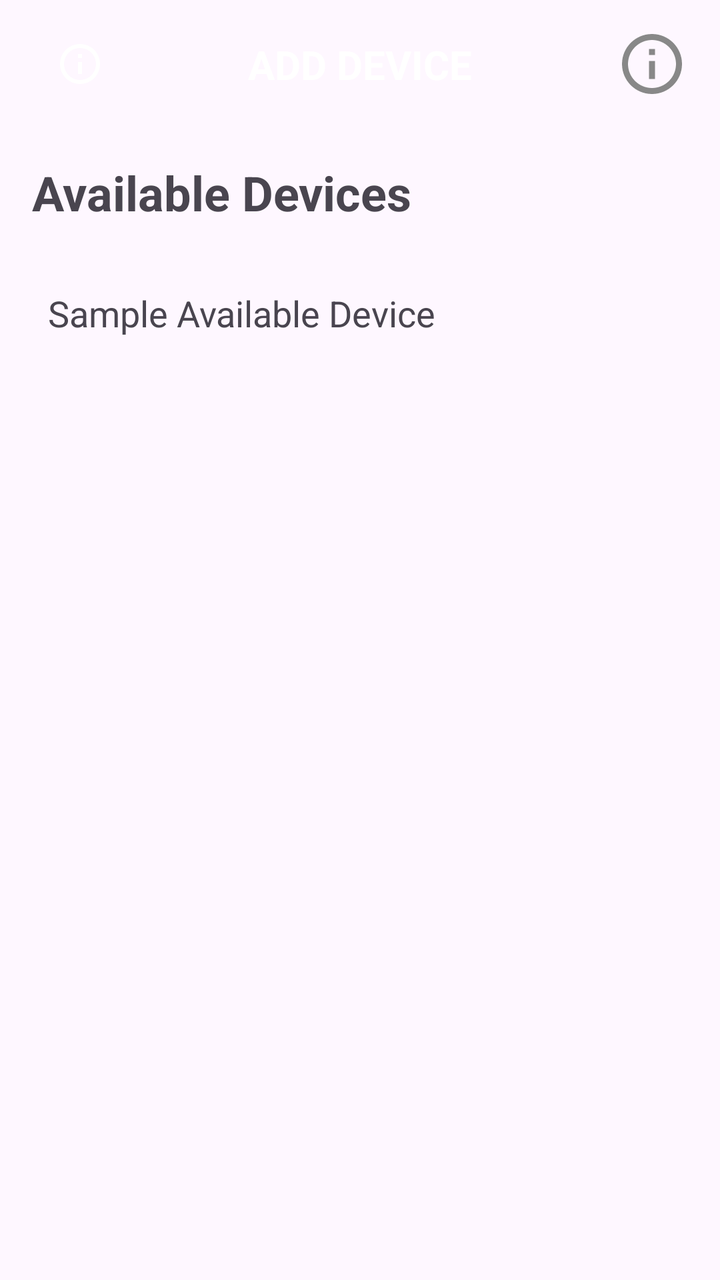
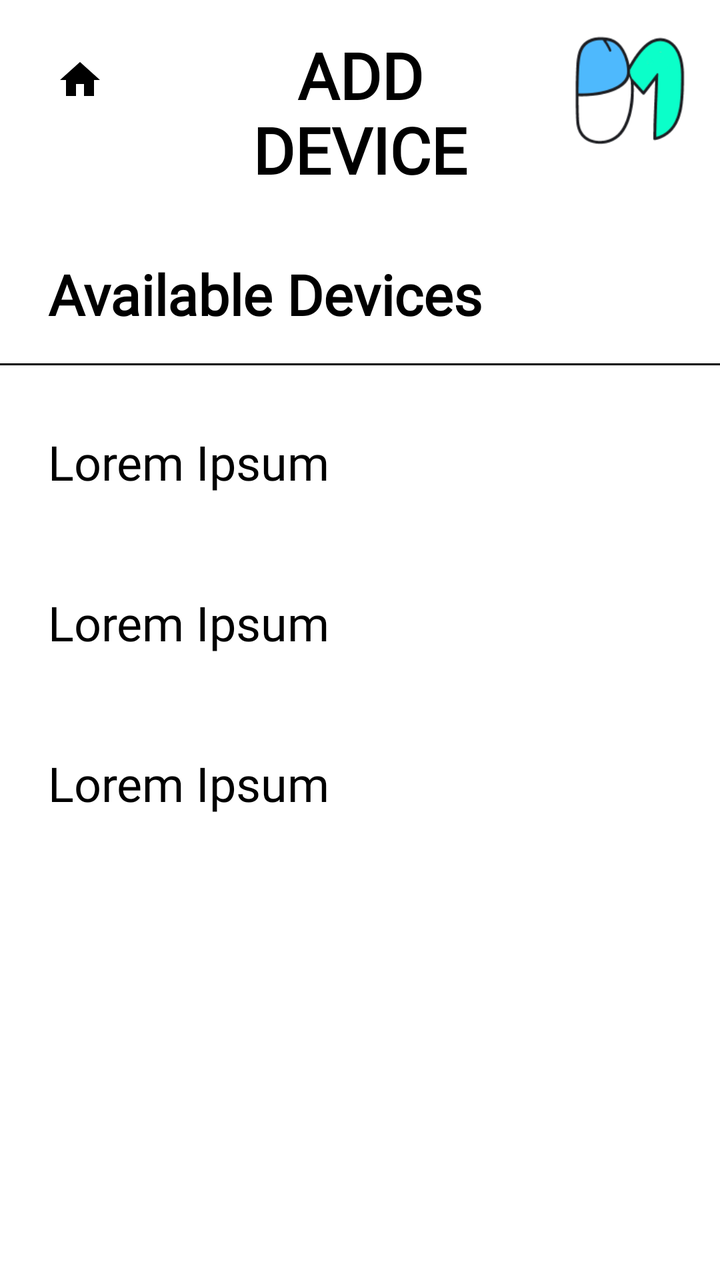

Two renders of the same Android screen: before a commit and after it. Below are the layout's source before the change and the commit's diff.
<!-- AndroidManifest.xml: application theme Theme.Phomouse -->
<!-- res/layout/screen_add.xml -->
<?xml version="1.0" encoding="utf-8"?>
<androidx.constraintlayout.widget.ConstraintLayout xmlns:android="http://schemas.android.com/apk/res/android"
    xmlns:app="http://schemas.android.com/apk/res-auto"
    android:id="@+id/screen_add"
    android:layout_width="match_parent"
    android:layout_height="match_parent">

    <com.google.android.material.appbar.AppBarLayout
        android:id="@+id/appbar_add"
        android:layout_width="match_parent"
        android:layout_height="wrap_content"
        app:layout_constraintTop_toTopOf="parent">

        <androidx.appcompat.widget.Toolbar
            android:layout_width="match_parent"
            android:layout_height="?attr/actionBarSize"
            app:contentInsetStart="0dp"
            app:contentInsetEnd="0dp">

            <androidx.constraintlayout.widget.ConstraintLayout
                android:layout_width="match_parent"
                android:layout_height="match_parent"
                android:paddingHorizontal="16dp">

                <ImageButton
                    android:id="@+id/btn_home_add"
                    android:layout_width="48dp"
                    android:layout_height="48dp"
                    android:src="@drawable/ic_placeholder"
                    android:background="?attr/selectableItemBackgroundBorderless"
                    app:tint="?attr/colorOnPrimary"
                    app:layout_constraintStart_toStartOf="parent"
                    app:layout_constraintTop_toTopOf="parent"
                    app:layout_constraintBottom_toBottomOf="parent"/>

                <TextView
                    android:layout_width="wrap_content"
                    android:layout_height="wrap_content"
                    android:text="ADD DEVICE"
                    android:textSize="20sp"
                    android:textStyle="bold"
                    android:textColor="?attr/colorOnPrimary"
                    app:layout_constraintStart_toStartOf="parent"
                    app:layout_constraintEnd_toEndOf="parent"
                    app:layout_constraintTop_toTopOf="parent"
                    app:layout_constraintBottom_toBottomOf="parent"/>

                <ImageView
                    android:id="@+id/logo_add"
                    android:layout_width="36dp"
                    android:layout_height="36dp"
                    android:src="@drawable/ic_placeholder"
                    app:layout_constraintEnd_toEndOf="parent"
                    app:layout_constraintTop_toTopOf="parent"
                    app:layout_constraintBottom_toBottomOf="parent"/>

            </androidx.constraintlayout.widget.ConstraintLayout>
        </androidx.appcompat.widget.Toolbar>
    </com.google.android.material.appbar.AppBarLayout>

    <ScrollView
        android:layout_width="match_parent"
        android:layout_height="0dp"
        app:layout_constraintTop_toBottomOf="@id/appbar_add"
        app:layout_constraintBottom_toBottomOf="parent">

        <LinearLayout
            android:layout_width="match_parent"
            android:layout_height="wrap_content"
            android:orientation="vertical">

            <TextView
                android:layout_width="match_parent"
                android:layout_height="wrap_content"
                android:text="Available Devices"
                android:textSize="24sp"
                android:textStyle="bold"
                android:padding="16dp"/>

            
            <TextView
                android:id="@+id/available_device_sample"
                android:layout_width="match_parent"
                android:layout_height="wrap_content"
                android:text="Sample Available Device"
                android:textSize="18sp"
                android:paddingHorizontal="24dp"
                android:paddingVertical="16dp"
                android:background="?attr/selectableItemBackground"/>

        </LinearLayout>
    </ScrollView>

</androidx.constraintlayout.widget.ConstraintLayout>
<!-- resources referenced by this layout -->
<resources>
  <!-- drawable ic_placeholder (drawable) -->
  <vector xmlns:android="http://schemas.android.com/apk/res/android"
      android:width="24dp"
      android:height="24dp"
      android:viewportWidth="24"
      android:viewportHeight="24">
      <path
          android:fillColor="#888888"
          android:pathData="M12,2C6.47,2 2,6.47 2,12s4.47,10 10,10 10,-4.47 10,-10S17.53,2 12,2zM12,20c-4.41,0 -8,-3.59 -8,-8s3.59,-8 8,-8 8,3.59 8,8 -3.59,8 -8,8zM11,7h2v2h-2zM11,11h2v6h-2z"/>
  </vector>
  <style name="Theme.Phomouse" parent="Base.Theme.Phomouse" />
  <style name="Base.Theme.Phomouse" parent="Theme.Material3.DayNight.NoActionBar">
   <item name="colorPrimary">@color/primary</item>
          
      </style>
  <color name="primary">#4EB9FD</color>
</resources>

<!-- the commit's change to res/layout/screen_add.xml (unified diff, before → after) -->
@@ -3,89 +3,112 @@
     xmlns:app="http://schemas.android.com/apk/res-auto"
     android:id="@+id/screen_add"
     android:layout_width="match_parent"
-    android:layout_height="match_parent">
+    android:layout_height="match_parent"
+    android:background="@color/white">
 
-    <com.google.android.material.appbar.AppBarLayout
-        android:id="@+id/appbar_add"
+    <androidx.constraintlayout.widget.ConstraintLayout
+        android:id="@+id/header_add"
         android:layout_width="match_parent"
         android:layout_height="wrap_content"
+        android:padding="16dp"
         app:layout_constraintTop_toTopOf="parent">
 
-        <androidx.appcompat.widget.Toolbar
-            android:layout_width="match_parent"
-            android:layout_height="?attr/actionBarSize"
-            app:contentInsetStart="0dp"
-            app:contentInsetEnd="0dp">
+        <ImageButton
+            android:id="@+id/btn_home_add"
+            android:layout_width="48dp"
+            android:layout_height="48dp"
+            android:src="@drawable/ic_home"
+            android:background="?attr/selectableItemBackgroundBorderless"
+            app:layout_constraintStart_toStartOf="parent"
+            app:layout_constraintTop_toTopOf="parent" />
 
-            <androidx.constraintlayout.widget.ConstraintLayout
-                android:layout_width="match_parent"
-                android:layout_height="match_parent"
-                android:paddingHorizontal="16dp">
+        <TextView
+            android:layout_width="wrap_content"
+            android:layout_height="wrap_content"
+            android:text="ADD\nDEVICE"
+            android:textSize="32sp"
+            android:textStyle="bold"
+            android:textColor="@color/black"
+            android:gravity="center"
+            android:fontFamily="@font/atkinson"
+            app:layout_constraintStart_toStartOf="parent"
+            app:layout_constraintEnd_toEndOf="parent"
+            app:layout_constraintTop_toTopOf="parent" />
 
-                <ImageButton
-                    android:id="@+id/btn_home_add"
-                    android:layout_width="48dp"
-                    android:layout_height="48dp"
-                    android:src="@drawable/ic_placeholder"
-                    android:background="?attr/selectableItemBackgroundBorderless"
-                    app:tint="?attr/colorOnPrimary"
-                    app:layout_constraintStart_toStartOf="parent"
-                    app:layout_constraintTop_toTopOf="parent"
-                    app:layout_constraintBottom_toBottomOf="parent"/>
+        <ImageView
+            android:id="@+id/logo_add"
+            android:layout_width="60dp"
+            android:layout_height="60dp"
+            android:src="@drawable/ic_logo"
+            app:layout_constraintEnd_toEndOf="parent"
+            app:layout_constraintTop_toTopOf="parent" />
 
-                <TextView
-                    android:layout_width="wrap_content"
-                    android:layout_height="wrap_content"
-                    android:text="ADD DEVICE"
-                    android:textSize="20sp"
-                    android:textStyle="bold"
-                    android:textColor="?attr/colorOnPrimary"
-                    app:layout_constraintStart_toStartOf="parent"
-                    app:layout_constraintEnd_toEndOf="parent"
-                    app:layout_constraintTop_toTopOf="parent"
-                    app:layout_constraintBottom_toBottomOf="parent"/>
+    </androidx.constraintlayout.widget.ConstraintLayout>
 
-                <ImageView
-                    android:id="@+id/logo_add"
-                    android:layout_width="36dp"
-                    android:layout_height="36dp"
-                    android:src="@drawable/ic_placeholder"
-                    app:layout_constraintEnd_toEndOf="parent"
-                    app:layout_constraintTop_toTopOf="parent"
-                    app:layout_constraintBottom_toBottomOf="parent"/>
+    <TextView
+        android:id="@+id/title_available"
+        android:layout_width="match_parent"
+        android:layout_height="wrap_content"
+        android:text="Available Devices"
+        android:textSize="28sp"
+        android:textStyle="bold"
+        android:textColor="@color/black"
+        android:paddingHorizontal="24dp"
+        android:paddingVertical="16dp"
+        android:fontFamily="@font/atkinson"
+        app:layout_constraintTop_toBottomOf="@id/header_add" />
 
-            </androidx.constraintlayout.widget.ConstraintLayout>
-        </androidx.appcompat.widget.Toolbar>
-    </com.google.android.material.appbar.AppBarLayout>
+    <View
+        android:id="@+id/divider_add"
+        android:layout_width="match_parent"
+        android:layout_height="1dp"
+        android:background="@color/black"
+        app:layout_constraintTop_toBottomOf="@id/title_available" />
 
     <ScrollView
         android:layout_width="match_parent"
         android:layout_height="0dp"
-        app:layout_constraintTop_toBottomOf="@id/appbar_add"
+        app:layout_constraintTop_toBottomOf="@id/divider_add"
         app:layout_constraintBottom_toBottomOf="parent">
 
         <LinearLayout
             android:layout_width="match_parent"
             android:layout_height="wrap_content"
-            android:orientation="vertical">
+            android:orientation="vertical"
+            android:paddingVertical="8dp">
+
+            
+            <TextView
+                android:layout_width="match_parent"
+                android:layout_height="wrap_content"
+                android:text="Lorem Ipsum"
+                android:textSize="24sp"
+                android:textColor="@color/black"
+                android:paddingHorizontal="24dp"
+                android:paddingVertical="24dp"
+                android:fontFamily="@font/atkinson"
+                android:background="?attr/selectableItemBackground"/>
 
             <TextView
                 android:layout_width="match_parent"
                 android:layout_height="wrap_content"
-                android:text="Available Devices"
+                android:text="Lorem Ipsum"
                 android:textSize="24sp"
-                android:textStyle="bold"
-                android:padding="16dp"/>
+                android:textColor="@color/black"
+                android:paddingHorizontal="24dp"
+                android:paddingVertical="24dp"
+                android:fontFamily="@font/atkinson"
+                android:background="?attr/selectableItemBackground"/>
 
-            
             <TextView
-                android:id="@+id/available_device_sample"
                 android:layout_width="match_parent"
                 android:layout_height="wrap_content"
-                android:text="Sample Available Device"
-                android:textSize="18sp"
+                android:text="Lorem Ipsum"
+                android:textSize="24sp"
+                android:textColor="@color/black"
                 android:paddingHorizontal="24dp"
-                android:paddingVertical="16dp"
+                android:paddingVertical="24dp"
+                android:fontFamily="@font/atkinson"
                 android:background="?attr/selectableItemBackground"/>
 
         </LinearLayout>
<!-- resource entries referenced after the edit -->
@@ -1,20 +1,25 @@
 <!-- resources referenced by this layout -->
 <resources>
-  <!-- drawable ic_placeholder (drawable) -->
+  <color name="black">#FF000000</color>
+  <color name="white">#FFFFFFFF</color>
+  <!-- drawable ic_home (drawable) -->
   <vector xmlns:android="http://schemas.android.com/apk/res/android"
       android:width="24dp"
       android:height="24dp"
       android:viewportWidth="24"
       android:viewportHeight="24">
       <path
-          android:fillColor="#888888"
-          android:pathData="M12,2C6.47,2 2,6.47 2,12s4.47,10 10,10 10,-4.47 10,-10S17.53,2 12,2zM12,20c-4.41,0 -8,-3.59 -8,-8s3.59,-8 8,-8 8,3.59 8,8 -3.59,8 -8,8zM11,7h2v2h-2zM11,11h2v6h-2z"/>
+          android:fillColor="#000000"
+          android:pathData="M10,20V14H14V20H19V12H22L12,3L2,12H5V20H10Z"/>
   </vector>
+  <!-- drawable ic_logo: png bitmap (drawable, 10094 bytes) -->
   <style name="Theme.Phomouse" parent="Base.Theme.Phomouse" />
   <style name="Base.Theme.Phomouse" parent="Theme.Material3.DayNight.NoActionBar">
-   <item name="colorPrimary">@color/primary</item>
-          
+          <item name="colorPrimary">@color/primary</item>
+          <item name="colorAccent">@color/accent</item>
+          <item name="android:windowBackground">@color/white</item>
       </style>
   <color name="primary">#4EB9FD</color>
+  <color name="accent">#0BFEC8</color>
 </resources>
 
